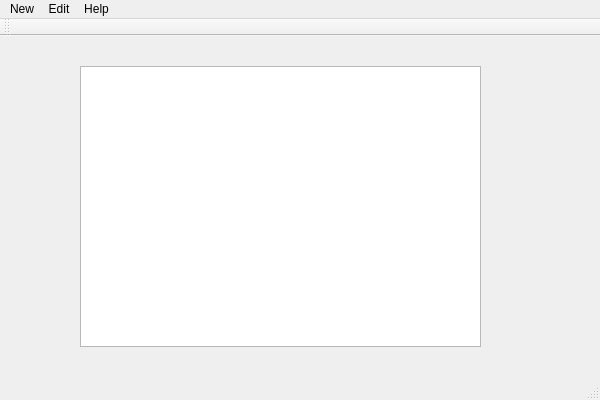
The window that PWManager/mainpasswordmenu.ui (laramirezmancill0207/Game-Password-Manager) describes before a commit, drawn with Qt 5.
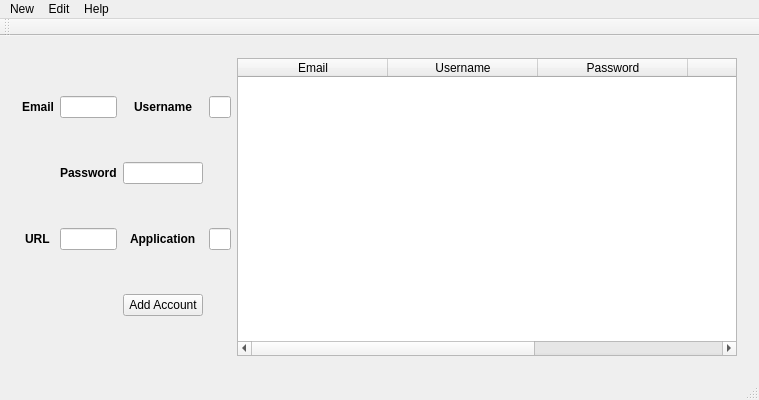
The same window after the commit.

Commit message:
added gui elements to main password menu
added code for creating and deleting accounts for the main functionality. also made gui for main menu screen which shows accounts and allows adding

The edit to the form file:
```diff
--- a/PWManager/mainpasswordmenu.ui
+++ b/PWManager/mainpasswordmenu.ui
@@ -14,16 +14,197 @@
    <string>mainpasswordmenu</string>
   </property>
   <widget class="QWidget" name="centralWidget">
-   <widget class="QListWidget" name="listWidget">
-    <property name="geometry">
-     <rect>
-      <x>80</x>
-      <y>30</y>
-      <width>401</width>
-      <height>281</height>
-     </rect>
-    </property>
-   </widget>
+   <layout class="QGridLayout" name="gridLayout">
+    <item row="0" column="0">
+     <widget class="QStackedWidget" name="stackedWidget">
+      <property name="currentIndex">
+       <number>0</number>
+      </property>
+      <widget class="QWidget" name="Page1">
+       <layout class="QHBoxLayout" name="horizontalLayout">
+        <item>
+         <layout class="QGridLayout" name="gridLayout_4">
+          <item row="0" column="2" alignment="Qt::AlignHCenter">
+           <widget class="QLabel" name="label_2">
+            <property name="font">
+             <font>
+              <bold>true</bold>
+             </font>
+            </property>
+            <property name="text">
+             <string>Username</string>
+            </property>
+           </widget>
+          </item>
+          <item row="2" column="2" alignment="Qt::AlignHCenter">
+           <widget class="QLabel" name="label_5">
+            <property name="font">
+             <font>
+              <bold>true</bold>
+             </font>
+            </property>
+            <property name="text">
+             <string>Application</string>
+            </property>
+           </widget>
+          </item>
+          <item row="2" column="1">
+           <widget class="QLineEdit" name="accurl"/>
+          </item>
+          <item row="0" column="1">
+           <widget class="QLineEdit" name="accemail">
+            <property name="sizePolicy">
+             <sizepolicy hsizetype="Expanding" vsizetype="Fixed">
+              <horstretch>0</horstretch>
+              <verstretch>0</verstretch>
+             </sizepolicy>
+            </property>
+           </widget>
+          </item>
+          <item row="1" column="1" alignment="Qt::AlignHCenter">
+           <widget class="QLabel" name="label_3">
+            <property name="font">
+             <font>
+              <bold>true</bold>
+             </font>
+            </property>
+            <property name="text">
+             <string>Password</string>
+            </property>
+           </widget>
+          </item>
+          <item row="2" column="3">
+           <widget class="QLineEdit" name="accapp"/>
+          </item>
+          <item row="1" column="2">
+           <widget class="QLineEdit" name="accpassword"/>
+          </item>
+          <item row="0" column="0" alignment="Qt::AlignHCenter">
+           <widget class="QLabel" name="label">
+            <property name="font">
+             <font>
+              <bold>true</bold>
+             </font>
+            </property>
+            <property name="text">
+             <string>Email</string>
+            </property>
+           </widget>
+          </item>
+          <item row="2" column="0" alignment="Qt::AlignHCenter">
+           <widget class="QLabel" name="label_4">
+            <property name="font">
+             <font>
+              <bold>true</bold>
+             </font>
+            </property>
+            <property name="text">
+             <string>URL</string>
+            </property>
+           </widget>
+          </item>
+          <item row="0" column="3">
+           <widget class="QLineEdit" name="accusername"/>
+          </item>
+          <item row="3" column="2">
+           <widget class="QPushButton" name="addAccount">
+            <property name="text">
+             <string>Add Account</string>
+            </property>
+           </widget>
+          </item>
+          <item row="3" column="1">
+           <widget class="QLabel" name="warning">
+            <property name="text">
+             <string/>
+            </property>
+            <property name="alignment">
+             <set>Qt::AlignCenter</set>
+            </property>
+            <property name="wordWrap">
+             <bool>false</bool>
+            </property>
+           </widget>
+          </item>
+         </layout>
+        </item>
+        <item>
+         <widget class="QTableWidget" name="tableWidget">
+          <property name="sizePolicy">
+           <sizepolicy hsizetype="MinimumExpanding" vsizetype="Expanding">
+            <horstretch>0</horstretch>
+            <verstretch>0</verstretch>
+           </sizepolicy>
+          </property>
+          <property name="minimumSize">
+           <size>
+            <width>500</width>
+            <height>0</height>
+           </size>
+          </property>
+          <property name="autoFillBackground">
+           <bool>false</bool>
+          </property>
+          <property name="styleSheet">
+           <string notr="true"/>
+          </property>
+          <property name="sizeAdjustPolicy">
+           <enum>QAbstractScrollArea::AdjustIgnored</enum>
+          </property>
+          <property name="alternatingRowColors">
+           <bool>true</bool>
+          </property>
+          <property name="sortingEnabled">
+           <bool>false</bool>
+          </property>
+          <attribute name="horizontalHeaderCascadingSectionResizes">
+           <bool>false</bool>
+          </attribute>
+          <attribute name="horizontalHeaderDefaultSectionSize">
+           <number>150</number>
+          </attribute>
+          <attribute name="horizontalHeaderShowSortIndicator" stdset="0">
+           <bool>false</bool>
+          </attribute>
+          <attribute name="horizontalHeaderStretchLastSection">
+           <bool>true</bool>
+          </attribute>
+          <attribute name="verticalHeaderShowSortIndicator" stdset="0">
+           <bool>false</bool>
+          </attribute>
+          <column>
+           <property name="text">
+            <string>Email</string>
+           </property>
+          </column>
+          <column>
+           <property name="text">
+            <string>Username</string>
+           </property>
+          </column>
+          <column>
+           <property name="text">
+            <string>Password</string>
+           </property>
+          </column>
+          <column>
+           <property name="text">
+            <string>URL</string>
+           </property>
+          </column>
+          <column>
+           <property name="text">
+            <string>Application</string>
+           </property>
+          </column>
+         </widget>
+        </item>
+       </layout>
+      </widget>
+      <widget class="QWidget" name="Page2"/>
+     </widget>
+    </item>
+   </layout>
   </widget>
   <widget class="QMenuBar" name="menuBar">
    <property name="geometry">
```
Left out of the diff: 7 changed lines with no effect on the pictures. The commit also changes 28 other files.
